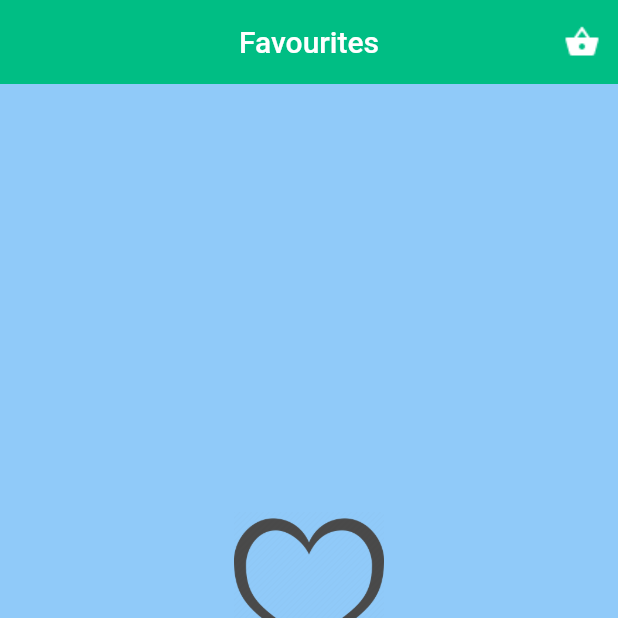
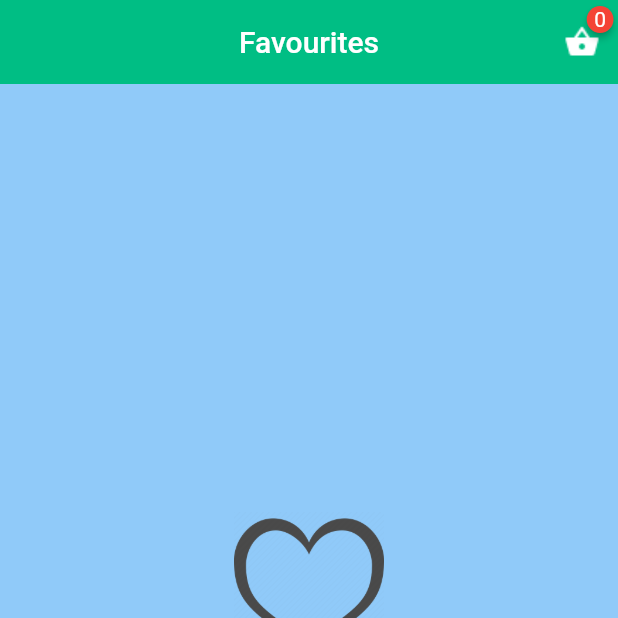
Before and after one commit to MahmoudFathiAhmed/E-Shop, a Flutter app: the MainScreen screen opened by its route, item 3 of the bottom bar chosen, on a phone screen of 412 x 824 dp, the top half of it. Run offline on Flutter 3.47's test engine with Material 2 defaults, Android fonts, the phone set to English and light mode, and no system bars; drawn by our look-alikes of badges; our stand-ins replace firebase_auth, firebase_core, get, get_storage, google_sign_in; missing offline and left inert: flutter_facebook_auth; accounts and stored records are empty; network calls fail.

Commit message:
finish cart work

```diff
--- a/lib/logic/controllers/cart_controller.dart
+++ b/lib/logic/controllers/cart_controller.dart
@@ -64,4 +64,11 @@ class CartController extends GetxController{
 
   get productSubTotal => productsMap.entries.map((e) => e.key.price * e.value).toList();
   get total => productsMap.entries.map((e) => e.key.price * e.value).toList().reduce((value, element) => value+element).toStringAsFixed(2);
+  int quantity (){
+    if(productsMap.isEmpty){
+      return 0;
+    }else{
+    return productsMap.entries.map((e) => e.value).toList().reduce((value, element) => value+element);
+    }
+  }
 }
--- a/lib/view/screens/main_screen.dart
+++ b/lib/view/screens/main_screen.dart
@@ -1,7 +1,9 @@
+import 'package:badges/badges.dart';
 import 'package:e_shop/utils/assets_manager.dart';
 import 'package:flutter/material.dart';
 import 'package:get/get.dart';
 
+import '../../logic/controllers/cart_controller.dart';
 import '../../logic/controllers/main_controller.dart';
 import '../../routes/routes.dart';
 import '../../utils/theme.dart';
@@ -10,7 +12,7 @@ class MainScreen extends StatelessWidget {
    MainScreen({Key? key}) : super(key: key);
 
   final controller = Get.find<MainController>();
-  // final cartController = Get.find<CartController>();
+  final cartController = Get.find<CartController>();
   @override
   Widget build(BuildContext context) {
     return SafeArea(
@@ -22,24 +24,24 @@ class MainScreen extends StatelessWidget {
               elevation: 0,
               leading: Container(),
               actions: [
-                // Obx(
-                //       () => Badge(
-                //     position: BadgePosition.topEnd(top: 0, end: 3),
-                //     animationDuration: const Duration(milliseconds: 300),
-                //     animationType: BadgeAnimationType.slide,
-                //     badgeContent: Text(
-                //       cartController.quantity().toString(),
-                //       style: const TextStyle(color: Colors.white),
-                //     ),
-                //     child:
+                Obx(
+                      () => Badge(
+                    position: BadgePosition.topEnd(top: 0, end: 3),
+                    animationDuration: const Duration(milliseconds: 300),
+                    animationType: BadgeAnimationType.slide,
+                    badgeContent: Text(
+                      cartController.quantity().toString(),
+                      style: const TextStyle(color: Colors.white),
+                    ),
+                    child:
                     IconButton(
                       onPressed: () {
                         Get.toNamed(Routes.cartScreen);
                       },
                       icon: Image.asset(ImageAssets.shop),
                     ),
-                  // ),
-                // ),
+                  ),
+                ),
               ],
               backgroundColor: Get.isDarkMode ? darkGreyClr : mainColor,
               title: Text(controller.title[controller.currentIndex.value]),
--- a/pubspec.yaml
+++ b/pubspec.yaml
@@ -42,7 +42,7 @@ dependencies:
   google_fonts: ^2.3.2
   flutter_facebook_auth: ^4.3.4
   http: ^0.13.4
-
+  badges: ^2.0.2
 
 
 dev_dependencies:
```
Also changed, not shown: pubspec.lock.
